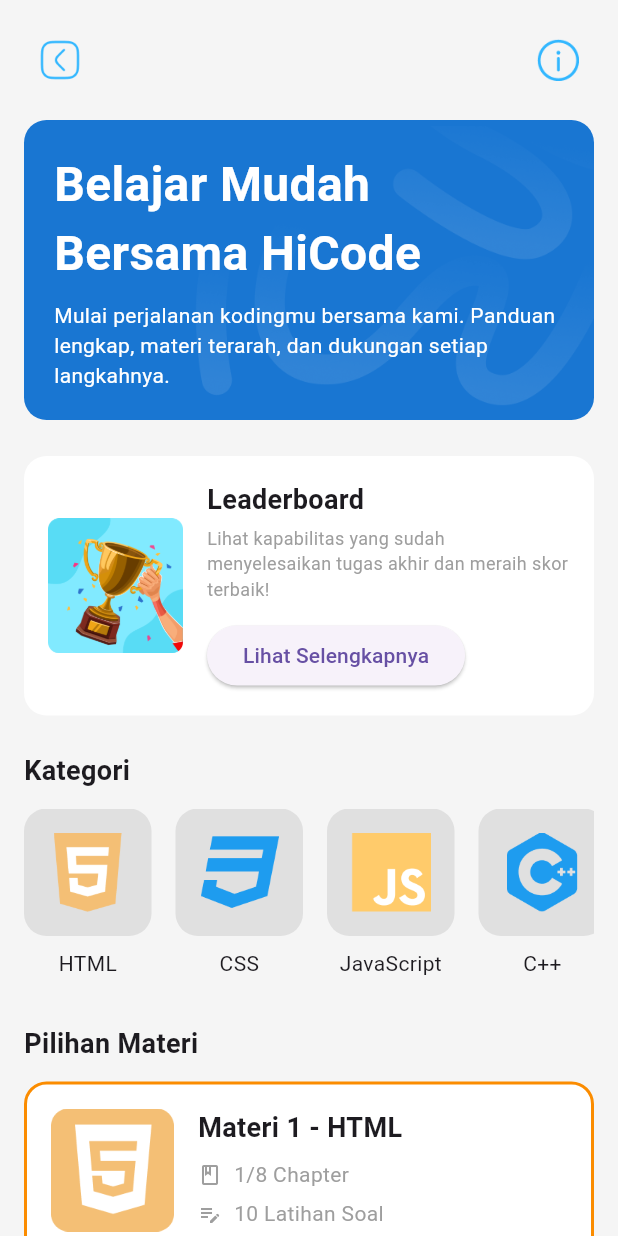
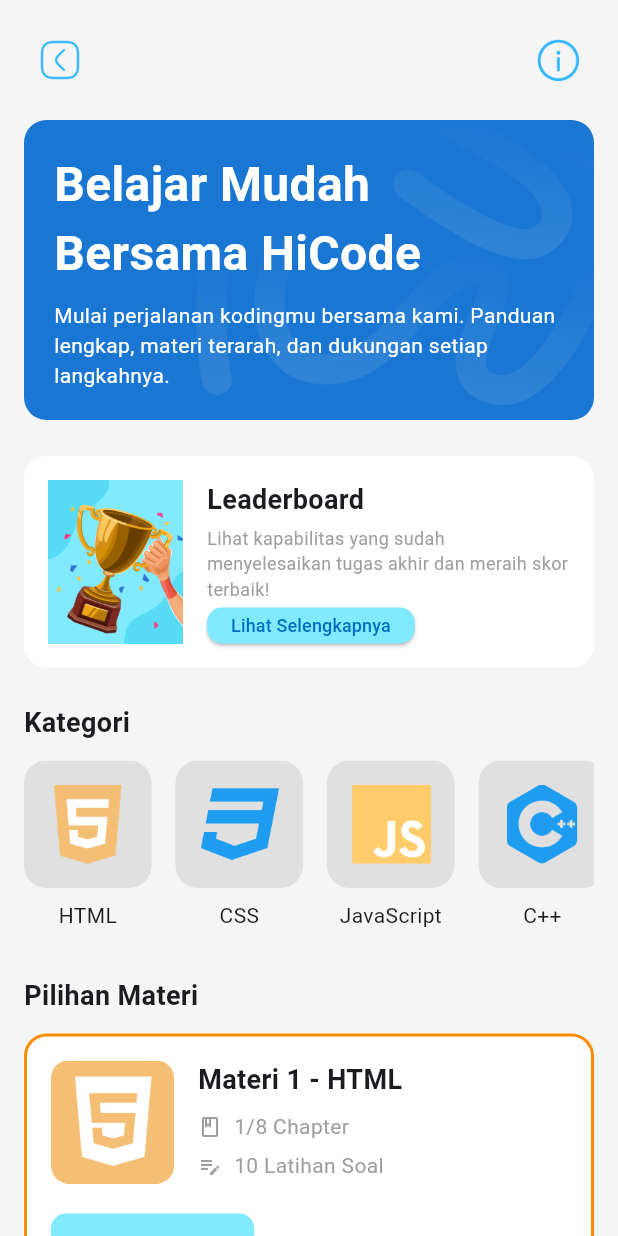
Before and after one commit to RnD-HIMTIKA/himtika-mobile-information, a Flutter app: the HicodeScreen screen opened directly, on a phone screen of 412 x 824 dp. Run offline on Flutter 3.47's test engine with Material 3 defaults, Android fonts, the light colour scheme and no system bars; our stand-ins replace bloc, equatable, flutter_bloc, flutter_dotenv, flutter_svg, get_it and 3 more; accounts and stored records are empty.

Commit message:
Refactor: Enhance layout and styling of LeaderboardCard for improved responsiveness and visual appeal

```diff
--- a/lib/features/hicode/presentation/pages/hicode_screen.dart
+++ b/lib/features/hicode/presentation/pages/hicode_screen.dart
@@ -277,39 +277,62 @@
         borderRadius: BorderRadius.circular(15),
       ),
       // 1. Widget utama adalah Row (Ikon di kiri, konten di kanan)
+      child: IntrinsicHeight(
         child: Row(
-        crossAxisAlignment: CrossAxisAlignment.center,
+          // 2. Ubah crossAxisAlignment menjadi .stretch
+          crossAxisAlignment: CrossAxisAlignment.stretch,
           children: [
-          // Ikon di paling kiri
-          Image.asset('src/features/hicode/images/leaderboard.png', width: 90, height: 90),
+            // Gambar Aset Anda
+            Image.asset(
+              'src/features/hicode/images/leaderboard.png',
+              width: 90,
+              // 3. Hapus 'height' agar gambar bisa meregang
+              fit: BoxFit.cover, // 4. Tambahkan 'fit' agar gambar mengisi ruang
+            ),
             const SizedBox(width: 16),
-
-          // 'Expanded' memastikan Column ini mengisi sisa ruang
             Expanded(
               child: Column(
                 crossAxisAlignment: CrossAxisAlignment.start,
+                mainAxisAlignment: MainAxisAlignment.spaceBetween, // Agar seimbang
                 children: [
-                // Teks Judul
-                const Text("Leaderboard",
-                    style:
-                        TextStyle(fontWeight: FontWeight.bold, fontSize: 18)),
-                const SizedBox(height: 4),
-
-                // Teks Paragraf
-                const Text(
+                  // Grup Teks (Judul dan Paragraf)
+                  const Column(
+                    crossAxisAlignment: CrossAxisAlignment.start,
+                    children: [
+                      Text("Leaderboard",
+                          style: TextStyle(
+                              fontWeight: FontWeight.bold, fontSize: 18)),
+                      SizedBox(height: 4),
+                      Text(
                           "Lihat kapabilitas yang sudah menyelesaikan tugas akhir dan meraih skor terbaik!",
                           style: TextStyle(color: Colors.grey, fontSize: 12)),
-                const SizedBox(height: 12),
-
+                    ],
+                  ),
+                  SizedBox(height: 4),
                   // Tombol
-                ElevatedButton(
+                  SizedBox(
+                    height: 24,
+                    child: ElevatedButton(
                       onPressed: () {},
-                  child: const Text("Lihat Selengkapnya"),
+                      style: ElevatedButton.styleFrom(
+                        padding: const EdgeInsets.symmetric(horizontal: 16),
+                        backgroundColor: const Color(0xFF81EAFF),
+                        foregroundColor: const Color(0xFF006EBD),
+                        shape: RoundedRectangleBorder(
+                            borderRadius: BorderRadius.circular(10)),
+                        tapTargetSize: MaterialTapTargetSize.shrinkWrap,
+                      ),
+                      child: const Text(
+                        "Lihat Selengkapnya",
+                        style: TextStyle(fontSize: 12),
+                      ),
+                    ),
                   ),
                 ],
               ),
             ),
           ],
+        ),
       ),
     );
   }
```
Lines whose indentation alone changed are shown as unchanged.
